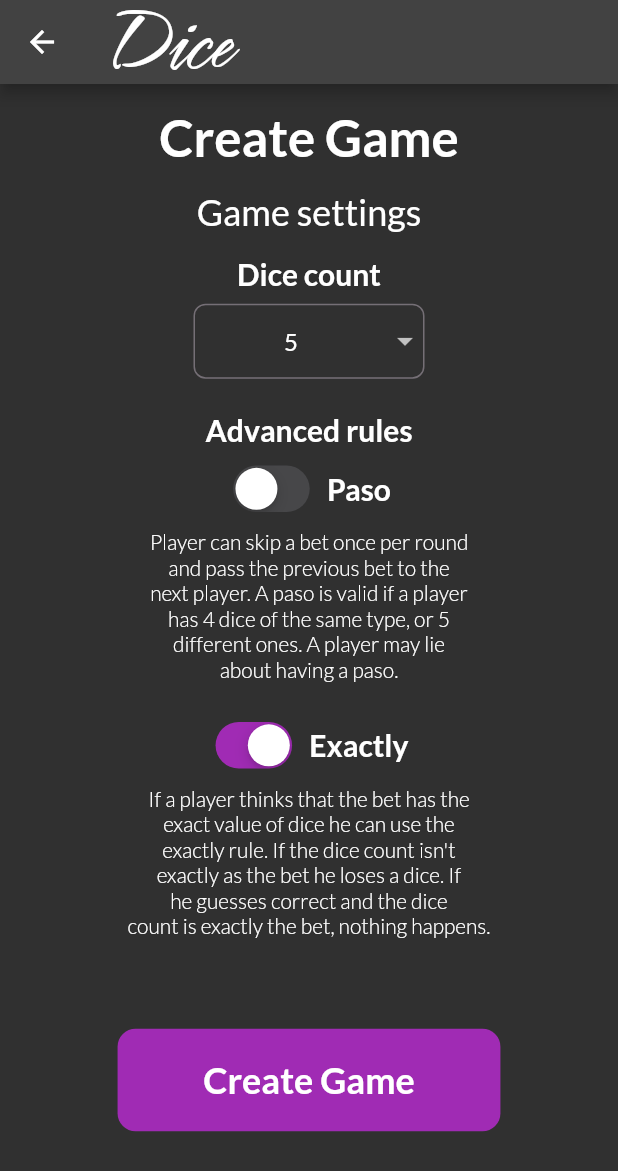
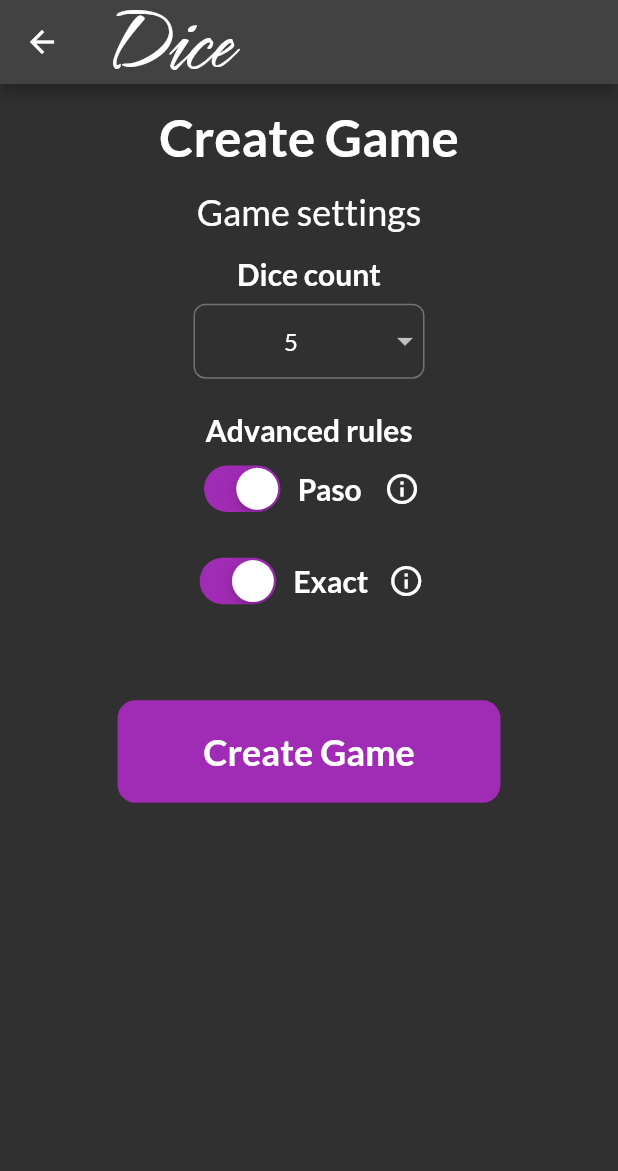
Before and after one commit to korenminchev/dice-fe, a Flutter app: the CreateGamePage screen opened by its route, on a phone screen of 412 x 824 dp. Shown: the top 1171 px of the screen. Run offline on Flutter 3.47's test engine with Material 2 defaults, Android fonts, the light colour scheme and no system bars; our stand-ins replace bloc, dartz, equatable, flutter_bloc, get_it, numberpicker and 1 more; missing offline and left inert: dart:html; accounts and stored records are empty; generated files the repository leaves out were written again.

Commit message:
Switched create game advanced rules to tooltips.

```diff
--- a/lib/features/create_game/create_game_page.dart
+++ b/lib/features/create_game/create_game_page.dart
@@ -20,7 +20,7 @@ class _CreateGamePageState extends State<CreateGamePage> {
   DiceBackend backend = serviceLocator<DiceBackend>();
   GameRules rules = GameRules(
     initialDiceCount: 5,
-    pasoAllowed: false,
+    pasoAllowed: true,
     exactAllowed: true
   );
   bool loading = false;
@@ -111,22 +111,32 @@ class _CreateGamePageState extends State<CreateGamePage> {
                     fontSize: 20,
                     fontWeight: FontWeight.w700
                   ),
-                )
-              ],
                 ),
-            SizedBox(height: AppUI.heightUnit),
-            const Text(
-              "Player can skip a bet once per round\n"
+                SizedBox(width: 2 * AppUI.heightUnit),
+                Tooltip(
+                  message: "Player can skip a bet once per round\n"
                            "and pass the previous bet to the\n"
                            "next player. A paso is valid if a player\n"
                            "has 4 dice of the same type, or 5\n"
                            "different ones. A player may lie\n"
                            "about having a paso.",
-              textAlign: TextAlign.center,
-              style: TextStyle(
-                fontSize: 14,
-                fontWeight: FontWeight.w300
+                  textStyle: TextStyle(
+                    fontSize: 18,
+                    color: Colors.grey[700]
                   ),
+                  triggerMode: TooltipTriggerMode.tap,
+                  showDuration: const Duration(seconds: 30),
+                  child: Container(
+                    decoration: BoxDecoration(
+                      borderRadius: BorderRadius.circular(100),
+                    ),
+                    child: const Icon(
+                      Icons.info_outline,
+                      color: Colors.white,
+                    ),
+                  ),
+                ),
+              ],
             ),
             SizedBox(height: 3 * AppUI.heightUnit),
             Row(
@@ -141,27 +151,37 @@ class _CreateGamePageState extends State<CreateGamePage> {
                 ),
                 SizedBox(width: AppUI.heightUnit),
                 const Text(
-                  "Exactly",
+                  "Exact",
                   style: TextStyle(
                     fontSize: 20,
                     fontWeight: FontWeight.w700
                   ),
-                )
-              ],
                 ),
-            SizedBox(height: AppUI.heightUnit),
-            const Text(
-              "If a player thinks that the bet has the\n"
+                SizedBox(width: 2 * AppUI.widthUnit),
+                Tooltip(
+                  message: "If a player thinks that the bet has the\n"
                            "exact value of dice he can use the\n"
                            "exactly rule. If the dice count isn't\n"
                            "exactly as the bet he loses a dice. If\n"
                            "he guesses correct and the dice\n"
                            "count is exactly the bet, nothing happens.",
-              textAlign: TextAlign.center,
-              style: TextStyle(
-                fontSize: 14,
-                fontWeight: FontWeight.w300
+                  textStyle: TextStyle(
+                    fontSize: 18,
+                    color: Colors.grey[700]
                   ),
+                  showDuration: const Duration(seconds: 30),
+                  triggerMode: TooltipTriggerMode.tap,
+                  child: Container(
+                    decoration: BoxDecoration(
+                      borderRadius: BorderRadius.circular(100),
+                    ),
+                    child: const Icon(
+                      Icons.info_outline,
+                      color: Colors.white,
+                    ),
+                  ),
+                ),
+              ],
             ),
             SizedBox(height: 8 * AppUI.heightUnit),
             if (loading)
```
Lines whose indentation alone changed are shown as unchanged.
